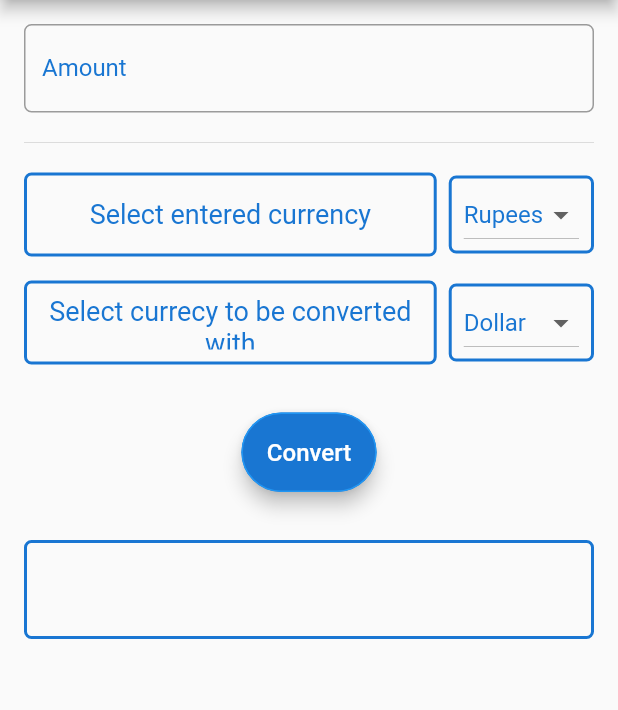
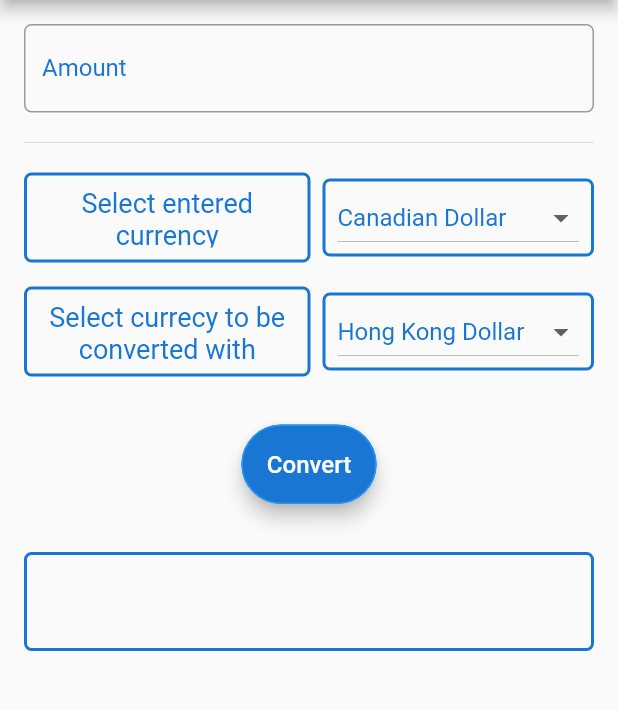
Before and after one commit to RitamChakraborty/currency_converter, a Flutter app: the screen it shows after launch, on a phone screen of 412 x 824 dp, the part 84-794 px from its top. Run offline on Flutter 3.47's test engine with Material 2 defaults, Android fonts, the phone set to English and light mode, and no system bars.

Commit message:
Add all the available currencies and update ui accordingly

```diff
--- a/lib/body.dart
+++ b/lib/body.dart
@@ -1,18 +1,153 @@
 import 'package:flutter/material.dart';
+
+import 'data/currency.dart';
 
 class Body extends StatefulWidget {
   @override
   _BodyState createState() => _BodyState();
 
-  final List<String> _currencies = ["Rupees", "Dollar", "Pound", "Euro"];
+  final List<Currency> _currencies = [
+    Currency(
+      name: "Canadian Dollar",
+      symbol: "CAD",
+    ),
+    Currency(
+      name: "Hong Kong Dollar",
+      symbol: "HKD",
+    ),
+    Currency(
+      name: "Icelandic Krona",
+      symbol: "ISK",
+    ),
+    Currency(
+      name: "Philippines Peso",
+      symbol: "PHP",
+    ),
+    Currency(
+      name: "Danish Krona",
+      symbol: "DKK",
+    ),
+    Currency(
+      name: "Hungerian Forint",
+      symbol: "HUF",
+    ),
+    Currency(
+      name: "Czech Koruna",
+      symbol: "CZK",
+    ),
+    Currency(
+      name: "Pound Sterling",
+      symbol: "GBP",
+    ),
+    Currency(
+      name: "Romanian Leu",
+      symbol: "RON",
+    ),
+    Currency(
+      name: "Swedish Krona",
+      symbol: "SEK",
+    ),
+    Currency(
+      name: "Indonesian Rupiah",
+      symbol: "IDR",
+    ),
+    Currency(
+      name: "Indian Rupee",
+      symbol: "INR",
+    ),
+    Currency(
+      name: "Brazilian Real",
+      symbol: "BRL",
+    ),
+    Currency(
+      name: "Russian Rubel",
+      symbol: "RUB",
+    ),
+    Currency(
+      name: "Kroatian Kuna",
+      symbol: "HRK",
+    ),
+    Currency(
+      name: "Japanese Yen",
+      symbol: "JPY",
+    ),
+    Currency(
+      name: "Thai Baht",
+      symbol: "THB",
+    ),
+    Currency(
+      name: "Swiss Franc",
+      symbol: "CHF",
+    ),
+    Currency(
+      name: "Euro",
+      symbol: "EUR",
+    ),
+    Currency(
+      name: "Malaysian Ringgit",
+      symbol: "MYR",
+    ),
+    Currency(
+      name: "Bulgerian Lev",
+      symbol: "BGN",
+    ),
+    Currency(
+      name: "Turkish Lira",
+      symbol: "TRY",
+    ),
+    Currency(
+      name: "Chinese Yuan",
+      symbol: "CNY",
+    ),
+    Currency(
+      name: "Norwegian Krona",
+      symbol: "NOK",
+    ),
+    Currency(
+      name: "New Zeland Dollar",
+      symbol: "NZD",
+    ),
+    Currency(
+      name: "South African Rand",
+      symbol: "ZAR",
+    ),
+    Currency(
+      name: "US Dollar",
+      symbol: "USD",
+    ),
+    Currency(
+      name: "Mexican Peso",
+      symbol: "MXN",
+    ),
+    Currency(
+      name: "Singapore Dollar",
+      symbol: "SGD",
+    ),
+    Currency(
+      name: "Australian Dollar",
+      symbol: "AUD",
+    ),
+    Currency(
+      name: "Israeli New Shekel",
+      symbol: "ILS",
+    ),
+    Currency(
+      name: "South Korean Won",
+      symbol: "KRW",
+    ),
+    Currency(
+      name: "Poland Zloty",
+      symbol: "PLN",
+    ),
+  ];
 }
 
 class _BodyState extends State<Body> {
   TextEditingController _textEditingController;
   final _minPadding = EdgeInsets.all(8.0);
   final _maxPadding = EdgeInsets.all(17.0);
-  String _enteredCurrency;
-  String _convertedCurrency;
+  Currency _enteredCurrency;
+  Currency _convertedCurrency;
   var _formKey = GlobalKey<FormState>();
   double _finalValue;
   String _resultString;
@@ -22,60 +157,11 @@ class _BodyState extends State<Body> {
     setState(() {
       if (_formKey.currentState.validate()) {
         amount = double.parse(_textEditingController.text);
-
-        if (_enteredCurrency == widget._currencies[0] &&
-            _convertedCurrency == widget._currencies[0]) {
-          _finalValue = amount;
-        } else if (_enteredCurrency == widget._currencies[0] &&
-            _convertedCurrency == widget._currencies[1]) {
-          _finalValue = amount * 0.014;
-        } else if (_enteredCurrency == widget._currencies[0] &&
-            _convertedCurrency == widget._currencies[2]) {
-          _finalValue = amount * 0.011;
-        } else if (_enteredCurrency == widget._currencies[0] &&
-            _convertedCurrency == widget._currencies[3]) {
-          _finalValue = amount * 0.013;
-        } else if (_enteredCurrency == widget._currencies[1] &&
-            _convertedCurrency == widget._currencies[1]) {
-          _finalValue = amount;
-        } else if (_enteredCurrency == widget._currencies[1] &&
-            _convertedCurrency == widget._currencies[0]) {
-          _finalValue = amount * 70.29;
-        } else if (_enteredCurrency == widget._currencies[1] &&
-            _convertedCurrency == widget._currencies[2]) {
-          _finalValue = amount * 0.76;
-        } else if (_enteredCurrency == widget._currencies[1] &&
-            _convertedCurrency == widget._currencies[3]) {
-          _finalValue = amount * 0.88;
-        } else if (_enteredCurrency == widget._currencies[2] &&
-            _convertedCurrency == widget._currencies[2]) {
-          _finalValue = amount;
-        } else if (_enteredCurrency == widget._currencies[2] &&
-            _convertedCurrency == widget._currencies[0]) {
-          _finalValue = amount * 92.38;
-        } else if (_enteredCurrency == widget._currencies[2] &&
-            _convertedCurrency == widget._currencies[1]) {
-          _finalValue = amount * 1.31;
-        } else if (_enteredCurrency == widget._currencies[2] &&
-            _convertedCurrency == widget._currencies[3]) {
-          _finalValue = amount * 1.16;
-        } else if (_enteredCurrency == widget._currencies[3] &&
-            _convertedCurrency == widget._currencies[3]) {
-          _finalValue = amount;
-        } else if (_enteredCurrency == widget._currencies[3] &&
-            _convertedCurrency == widget._currencies[0]) {
-          _finalValue = amount * 79.48;
-        } else if (_enteredCurrency == widget._currencies[3] &&
-            _convertedCurrency == widget._currencies[1]) {
-          _finalValue = amount * 1.13;
-        } else if (_enteredCurrency == widget._currencies[3] &&
-            _convertedCurrency == widget._currencies[2]) {
-          _finalValue = amount * 0.86;
-        }
+        // Calculate amount
       }
 
       _resultString =
-          "$amount in $_enteredCurrency = $_finalValue in $_convertedCurrency";
+          "$amount in ${_enteredCurrency.name} = $_finalValue in ${_convertedCurrency.name}";
     });
   }
 
@@ -111,7 +197,7 @@ class _BodyState extends State<Body> {
               customRow(
                   text: "Select entered currency",
                   list: widget._currencies,
-                  value: _enteredCurrency,
+                  value: _enteredCurrency.name,
                   key: 0,
                   context: context),
               SizedBox(
@@ -120,7 +206,7 @@ class _BodyState extends State<Body> {
               customRow(
                   text: "Select currecy to be converted with",
                   list: widget._currencies,
-                  value: _convertedCurrency,
+                  value: _convertedCurrency.name,
                   key: 1,
                   context: context),
               SizedBox(
@@ -187,7 +273,7 @@ class _BodyState extends State<Body> {
 
   Widget customRow({
     @required String text,
-    @required List<String> list,
+    @required List<Currency> list,
     @required String value,
     @required int key,
     @required BuildContext context,
@@ -204,7 +290,7 @@ class _BodyState extends State<Body> {
     final textContainer = Expanded(
         child: Container(
             padding: _minPadding,
-            height: 56,
+            height: 60,
             decoration: boxDecoration(context: context),
             child: Center(
               child: textWidget,
@@ -225,7 +311,7 @@ class _BodyState extends State<Body> {
   }
 
   Widget dropdownMenuButton(
-          {@required List<String> list,
+          {@required List<Currency> list,
           @required String value,
           @required int key,
           @required BuildContext context}) =>
@@ -234,10 +320,10 @@ class _BodyState extends State<Body> {
         padding: EdgeInsets.symmetric(horizontal: 8.0),
         child: DropdownButton<String>(
             items: list
-                .map((String dropdownItem) => DropdownMenuItem<String>(
-                      value: dropdownItem,
+                .map((Currency dropdownItem) => DropdownMenuItem<String>(
+                      value: dropdownItem.name,
                       child: Text(
-                        dropdownItem,
+                        dropdownItem.name,
                         style: TextStyle(
                             color: Theme.of(context).primaryColorDark),
                       ),
@@ -247,13 +333,22 @@ class _BodyState extends State<Body> {
             onChanged: (String dropdownItem) {
               setState(() {
                 if (key == 0) {
-                  _enteredCurrency = dropdownItem;
+                  _enteredCurrency = findItem(dropdownItem);
                 } else if (key == 1) {
-                  _convertedCurrency = dropdownItem;
+                  _convertedCurrency = findItem(dropdownItem);
                 }
               });
             }),
       );
+
+  Currency findItem(String item) {
+    for (Currency i in widget._currencies) {
+      if (i.name == item) {
+        return i;
+      }
+    }
+    return widget._currencies[0];
+  }
 
   Widget convertButton({@required BuildContext context}) => MaterialButton(
         padding: _maxPadding,
--- /dev/null
+++ b/lib/data/currency.dart
@@ -0,0 +1,15 @@
+import 'package:meta/meta.dart';
+
+class Currency {
+  final String _name;
+  final String _symbol;
+
+  const Currency({@required String name, @required String symbol})
+      : this._name = name,
+        this._symbol = symbol,
+        assert(name != null),
+        assert(symbol != null);
+
+  String get name => _name;
+  String get symbol => _symbol;
+}
```
